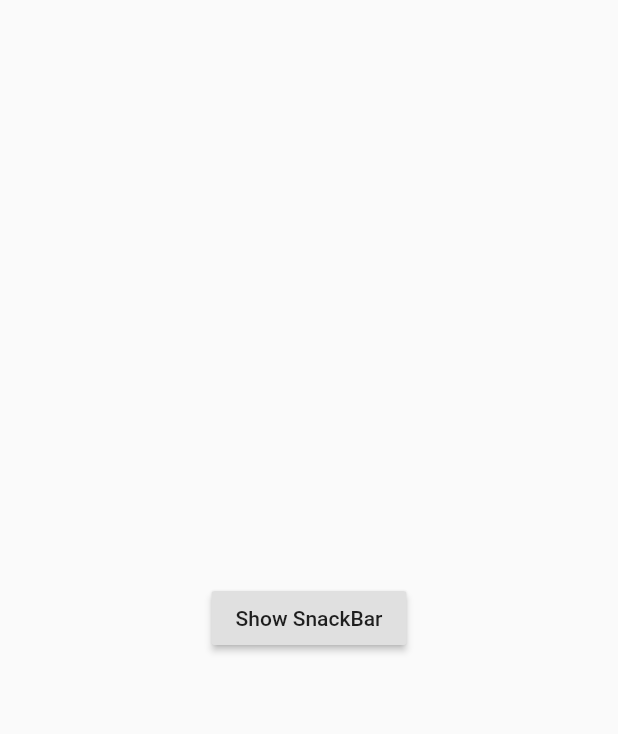
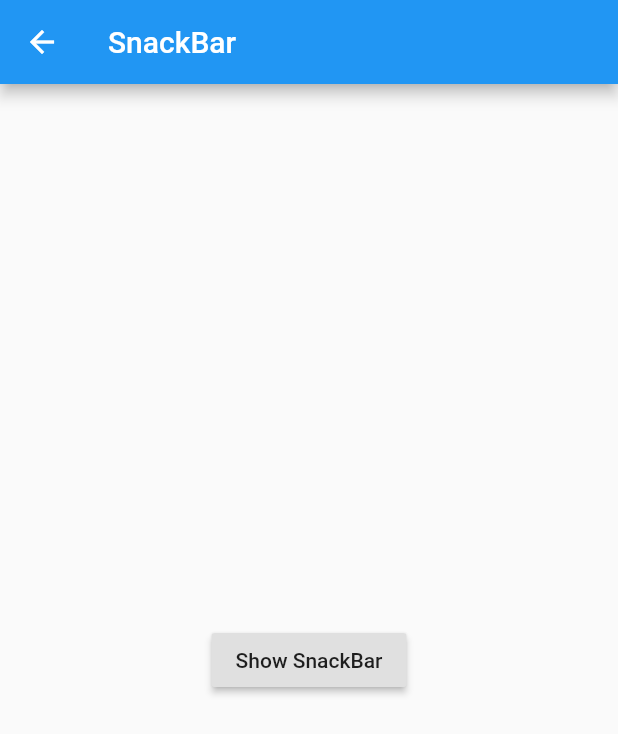
Before and after one commit to Minozmin/SwiftFlutterDemo, a Flutter app: the screen it shows after launch, after a tap on "SnackBar Page", on a phone screen of 412 x 824 dp. Shown: the top 734 px of the screen. Run offline on Flutter 3.47's test engine with Material 2 defaults, Android fonts, the phone set to English and light mode, and no system bars; our stand-ins replace dio.

Commit message:
通过参数控制是否显示AppBar

```diff
--- a/myflutter/lib/index.dart
+++ b/myflutter/lib/index.dart
@@ -1,5 +1,6 @@
 import 'package:flutter/cupertino.dart';
 import 'package:flutter/material.dart';
+import 'package:myflutter/home.dart';
 
 import 'animated.dart';
 import 'tabbar.dart';
@@ -9,6 +10,9 @@ class IndexPage extends StatelessWidget {
   @override
   Widget build(BuildContext context) {
     return Scaffold(
+      appBar: AppBar(
+        title: Text("Flutter"),
+      ),
       body: SafeArea(
         child: Column(
           children: <Widget>[
@@ -16,6 +20,14 @@ class IndexPage extends StatelessWidget {
               spacing: 8.0,
               runSpacing: 4.0,
               children: <Widget>[
+                RaisedButton(
+                  child: Text("网络请求"),
+                  onPressed: () {
+                    Navigator.of(context).push(MaterialPageRoute(builder: (context) {
+                      return HomePage(parameters: Parameters(true),);
+                    }));
+                  },
+                ),
                 RaisedButton(
                   child: Text('AnimatedContainer Page'),
                   onPressed: () {
--- a/myflutter/lib/main.dart
+++ b/myflutter/lib/main.dart
@@ -38,6 +38,7 @@ class MyApp extends StatelessWidget {
         primarySwatch: Colors.blue,
       ),
       home: _widgetForRoute(route),
+      debugShowCheckedModeBanner: false, // 不显示Debug标签
     );
   }
 }
--- a/myflutter/lib/snackbar.dart
+++ b/myflutter/lib/snackbar.dart
@@ -12,6 +12,9 @@ class _SnackBarPageState extends State<SanckBarPage> {
   @override
   Widget build(BuildContext context) {
     return Scaffold(
+      appBar: AppBar(
+        title: Text("SnackBar"),
+      ),
       // 设置key处理SnackBar，这里一定要设置，否则弹窗不显示
       key: _scaffoldkey,
       body: Center(
```
Also changed, not shown: myflutter/lib/home.dart (+40 -4 lines), myflutter/lib/native.dart (+9 -6 lines).
